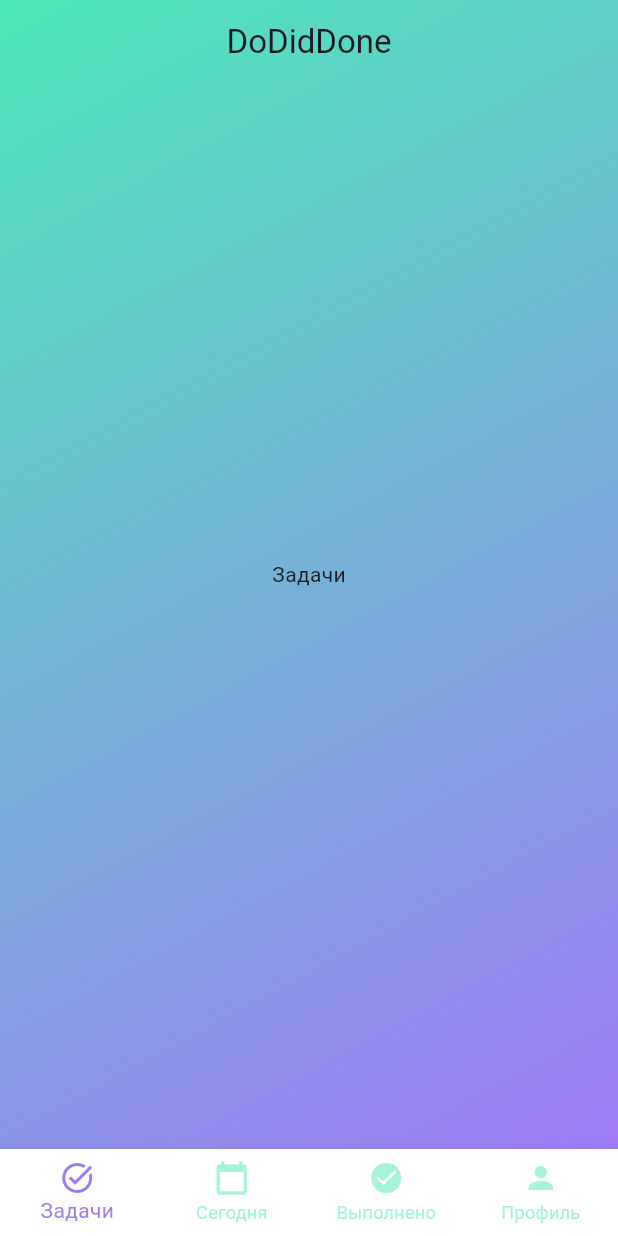
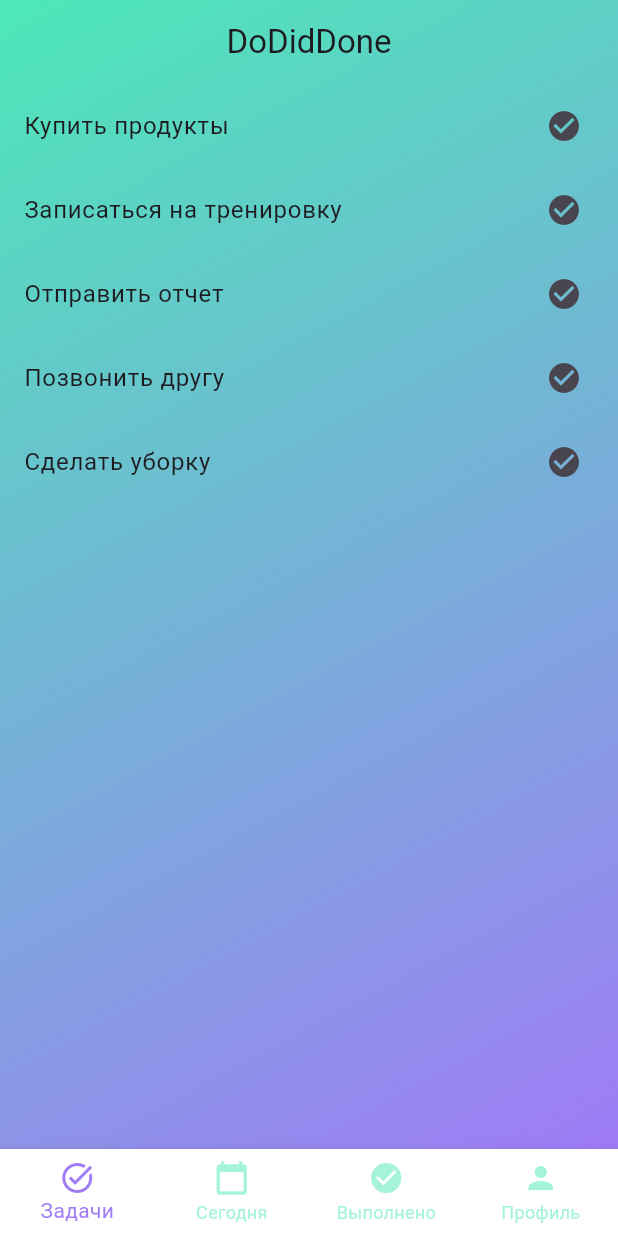
Before and after one commit to sergeytru1/zc_dodiddone, a Flutter app: the MainPage screen opened directly, on a phone screen of 412 x 824 dp. Run offline on Flutter 3.47's test engine with Material 3 defaults, Android fonts, the light colour scheme and no system bars.

Commit message:
создана страница задачи и активирована

```diff
--- a/lib/pages/main_page.dart
+++ b/lib/pages/main_page.dart
@@ -1,4 +1,5 @@
 import 'package:flutter/material.dart';
+import 'package:zc_dodiddone/screens/all_tasks.dart';
 import '../theme/theme.dart';
 import 'package:zc_dodiddone/screens/profile.dart'; // Import ProfilePage
 
@@ -13,7 +14,7 @@ class _MainPageState extends State<MainPage> {
   int _selectedIndex = 0;
 
   static const List<Widget> _widgetOptions = <Widget>[
-    Text('Задачи'),
+    TasksPage(),
     Text('Сегодня'),
     Text('Выполнено'),
     ProfilePage(), // Replace Text with ProfilePage
--- /dev/null
+++ b/lib/screens/all_tasks.dart
@@ -0,0 +1,31 @@
+import 'package:flutter/material.dart';
+
+class TasksPage extends StatefulWidget {
+  const TasksPage({Key? key}) : super(key: key);
+
+  @override
+  State<TasksPage> createState() => _TasksPageState();
+}
+
+class _TasksPageState extends State<TasksPage> {
+  final List<String> _tasks = [
+    'Купить продукты',
+    'Записаться на тренировку',
+    'Отправить отчет',
+    'Позвонить другу',
+    'Сделать уборку',
+  ];
+
+  @override
+  Widget build(BuildContext context) {
+    return  ListView.builder(
+        itemCount: _tasks.length,
+        itemBuilder: (context, index) {
+          return ListTile(
+            title: Text(_tasks[index]),
+            trailing: const Icon(Icons.check_circle), // Add a checkmark icon
+          );
+        },
+      );
+  }
+}
```
